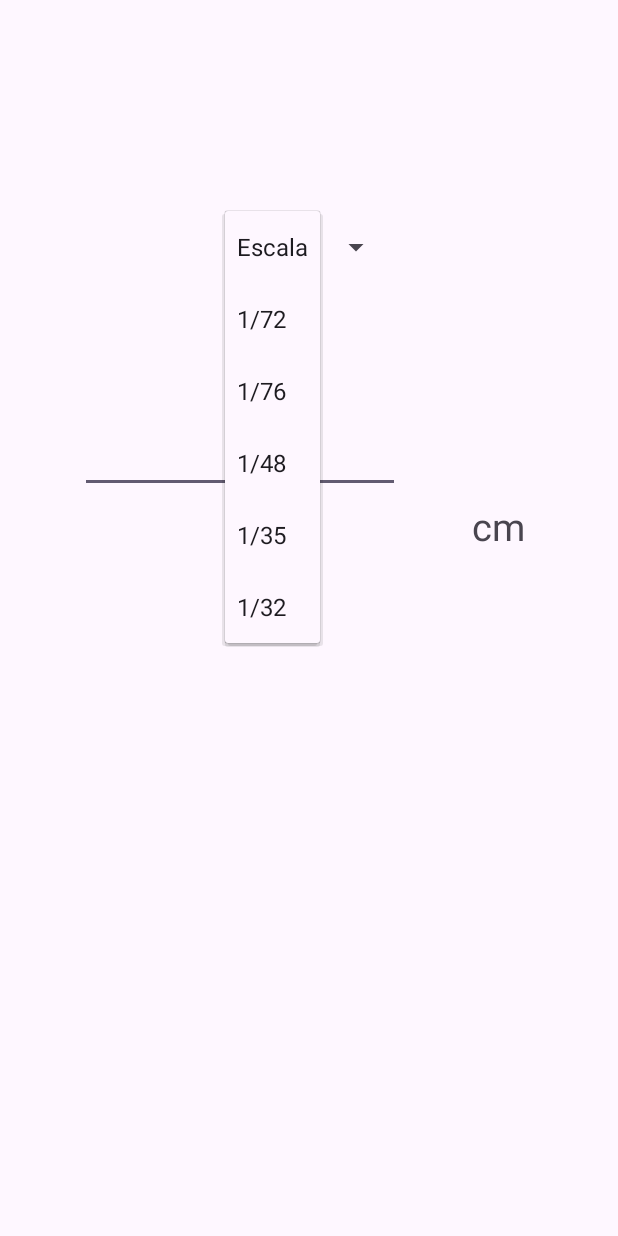
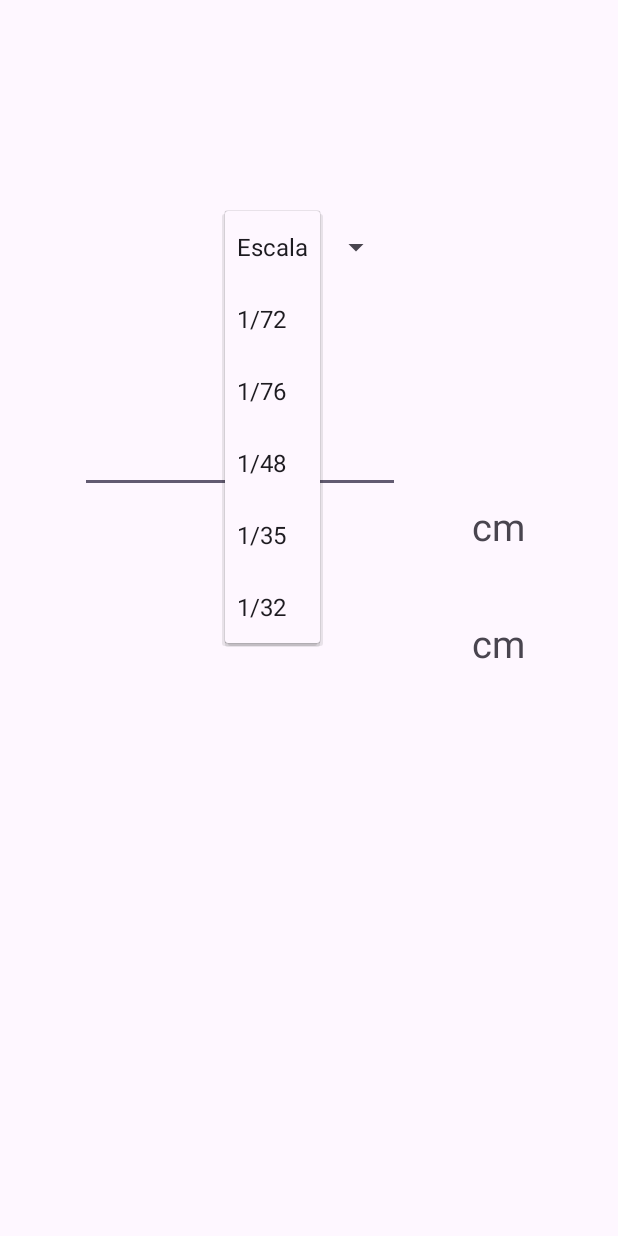
Before and after one commit to Blo2000/EscaladoyPintura, an Android app: the Escalado screen opened directly, with no data from a screen before it, after a tap on "Escala", on a phone screen of 412 x 824 dp. Run offline under Robolectric (Android 15) with nearby library versions, the phone set to English and light mode, and no system bars.

Commit message:
Escalado terminado definitivamente y listado completado

```diff
--- a/app/src/main/res/layout/escalado.xml
+++ b/app/src/main/res/layout/escalado.xml
@@ -10,18 +10,16 @@
         android:id="@+id/resultado"
         android:layout_width="161dp"
         android:layout_height="53dp"
-        android:layout_marginStart="121dp"
-        android:layout_marginTop="356dp"
-        android:layout_marginEnd="129dp"
-        android:layout_marginBottom="322dp"
+        android:layout_marginStart="85dp"
+        android:layout_marginTop="354dp"
+        android:layout_marginEnd="165dp"
+        android:layout_marginBottom="324dp"
         android:gravity="center"
+        android:textSize="25sp"
         app:layout_constraintBottom_toBottomOf="parent"
         app:layout_constraintEnd_toEndOf="parent"
-        app:layout_constraintHorizontal_bias="1.0"
         app:layout_constraintStart_toStartOf="parent"
-        app:layout_constraintTop_toTopOf="parent"
-        app:layout_constraintVertical_bias="0.0"
-        android:textSize="25sp" />
+        app:layout_constraintTop_toTopOf="parent" />
 
     <Spinner
         android:id="@+id/desplegable"
@@ -59,9 +57,9 @@
         android:layout_marginTop="241dp"
         android:layout_marginEnd="30dp"
         android:layout_marginBottom="455dp"
-        android:textSize="25sp"
         android:text="cm"
         android:textAlignment="center"
+        android:textSize="25sp"
         app:layout_constraintBottom_toBottomOf="parent"
         app:layout_constraintEnd_toEndOf="parent"
         app:layout_constraintHorizontal_bias="1.0"
@@ -69,4 +67,20 @@
         app:layout_constraintTop_toTopOf="parent"
         app:layout_constraintVertical_bias="1.0" />
 
+    <TextView
+        android:id="@+id/textView3"
+        android:layout_width="100dp"
+        android:layout_height="35dp"
+        android:layout_marginStart="281dp"
+        android:layout_marginTop="365dp"
+        android:layout_marginEnd="30dp"
+        android:layout_marginBottom="331dp"
+        android:text="cm"
+        android:textAlignment="center"
+        android:textSize="25sp"
+        app:layout_constraintBottom_toBottomOf="parent"
+        app:layout_constraintEnd_toEndOf="parent"
+        app:layout_constraintStart_toStartOf="parent"
+        app:layout_constraintTop_toTopOf="parent" />
+
 </androidx.constraintlayout.widget.ConstraintLayout>
```
Also changed, not shown: app/src/main/java/com/example/escaladoypintura/Pintura.java (+31 -7 lines).
